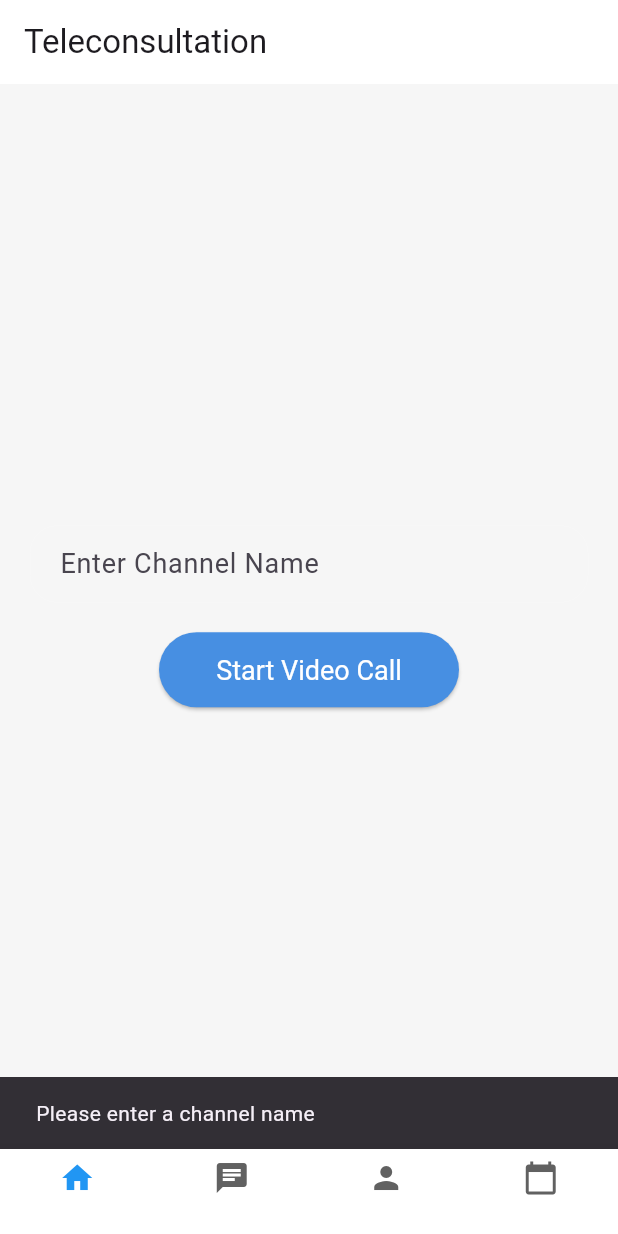
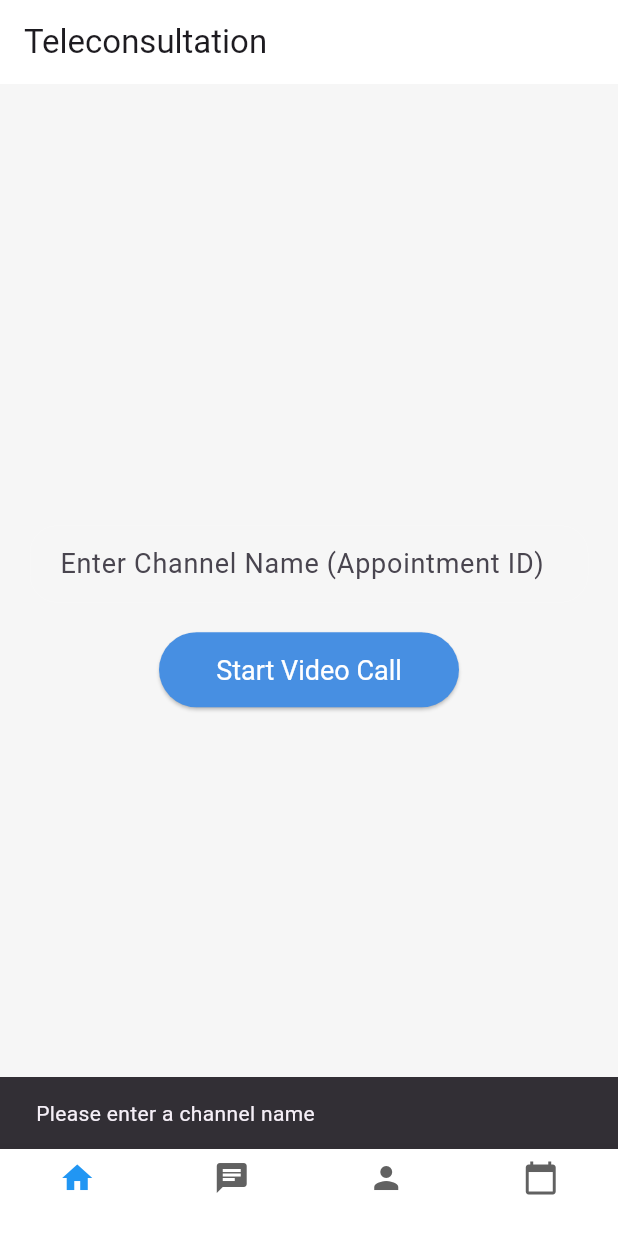
Before and after one commit to Sewjith/MedicalAppProject, a Flutter app: the IndexPage screen opened by its route, after a tap on "Start Video Call", on a phone screen of 412 x 824 dp. Run offline on Flutter 3.47's test engine with Material 3 defaults, Android fonts, the phone set to English and light mode, and no system bars; our stand-ins replace flutter_bloc, fpdart, get_it, go_router, permission_handler, supabase_flutter and 1 more; missing offline and left inert: agora_rtc_engine; accounts and stored records are empty.

Commit message:
added token generation

```diff
--- /dev/null
+++ b/lib/features/teleconsultation/Domain/config.dart
@@ -0,0 +1,3 @@
+class AppConfig {
+  static const String serverUrl = "http://192.168.52.129:3000";
+}
--- a/lib/features/teleconsultation/presentation/index.dart
+++ b/lib/features/teleconsultation/presentation/index.dart
@@ -1,5 +1,8 @@
 import 'package:flutter/material.dart';
-import 'consultation_page.dart'; // Import the video call page
+import 'package:http/http.dart' as http;
+import 'dart:convert';
+import 'consultation_page.dart';
+import 'package:medical_app/features/teleconsultation/Domain/config.dart'; // Import your config file
 
 class IndexPage extends StatefulWidget {
   const IndexPage({Key? key}) : super(key: key);
@@ -11,10 +14,20 @@ class IndexPage extends StatefulWidget {
 class _IndexPageState extends State<IndexPage> {
   final TextEditingController _channelController = TextEditingController();
 
-  // Securely retrieve and store credentials
   final String appId = "bc06bf6bab7645abbc9b9d56db3f2868";
-  final String token =
-      "007eJxTYLgu/Ml0wk7G1sN19z2fRExfkXtjafXS3uUWjfuvcn83s9uswJCUbGCWlGaWlJhkbmZimpiUlGyZZJliapaSZJxmZGFmMSP3c3pDICOD6of1LIwMEAjiszCUpBaXMDAAACVIItI=";
+  // Function to fetch token from the server
+  Future<String> fetchToken(String appointmentId, String uid) async {
+    final response = await http.get(
+    Uri.parse('${AppConfig.serverUrl}/get-token?appointmentId=$appointmentId&uid=$uid'),
+    );
+
+    if (response.statusCode == 200) {
+      final data = jsonDecode(response.body);
+      return data['token'];
+    } else {
+      throw Exception('Failed to fetch token');
+    }
+  }
 
   @override
   Widget build(BuildContext context) {
@@ -28,31 +41,57 @@ class _IndexPageState extends State<IndexPage> {
             TextField(
               controller: _channelController,
               decoration: InputDecoration(
-                labelText: "Enter Channel Name",
+                labelText: "Enter Channel Name (Appointment ID)",
                 labelStyle: const TextStyle(fontSize: 18),
-                border: OutlineInputBorder(),
-                contentPadding: const EdgeInsets.symmetric(vertical: 12.0, horizontal: 16.0),
-
+                border: const OutlineInputBorder(),
+                contentPadding: const EdgeInsets.symmetric(
+                  vertical: 12.0,
+                  horizontal: 16.0,
+                ),
               ),
               style: const TextStyle(fontSize: 18),
             ),
             const SizedBox(height: 20),
             SizedBox(
-              width: 200, // Increases button width for better UX
-              height: 50, // Increases button height for better UX
+              width: 200,
+              height: 50,
               child: ElevatedButton(
-                onPressed: () {
+                onPressed: () async {
                   if (_channelController.text.isNotEmpty) {
+                    try {
+                      String appointmentId = _channelController.text;
+                      String uid = '12345'; // Set the user ID (or generate dynamically)
+
+                      // Show loading spinner while fetching
+                      showDialog(
+                        context: context,
+                        barrierDismissible: false,
+                        builder: (context) => const Center(
+                          child: CircularProgressIndicator(),
+                        ),
+                      );
+
+                      String token = await fetchToken(appointmentId, uid);
+
+                      // Close loading spinner
+                      Navigator.of(context).pop();
+
                       Navigator.push(
                         context,
                         MaterialPageRoute(
                           builder: (context) => DoctorConsultation(
                             appId: appId,
                             token: token,
-                          channelName: _channelController.text,
+                            channelName: appointmentId,
                           ),
                         ),
                       );
+                    } catch (e) {
+                      Navigator.of(context).pop(); // Close loading spinner
+                      ScaffoldMessenger.of(context).showSnackBar(
+                        const SnackBar(content: Text("Failed to generate token")),
+                      );
+                    }
                   } else {
                     ScaffoldMessenger.of(context).showSnackBar(
                       const SnackBar(content: Text("Please enter a channel name")),
@@ -60,9 +99,10 @@ class _IndexPageState extends State<IndexPage> {
                   }
                 },
                 style: ElevatedButton.styleFrom(
-                  textStyle: const TextStyle(fontSize: 18), // Bigger text
-                  shape: RoundedRectangleBorder(borderRadius: BorderRadius.circular(50)),
-                  // Rounded corners
+                  textStyle: const TextStyle(fontSize: 18),
+                  shape: RoundedRectangleBorder(
+                    borderRadius: BorderRadius.circular(50),
+                  ),
                 ),
                 child: const Text("Start Video Call"),
               ),
```
Lines whose indentation alone changed are shown as unchanged.
